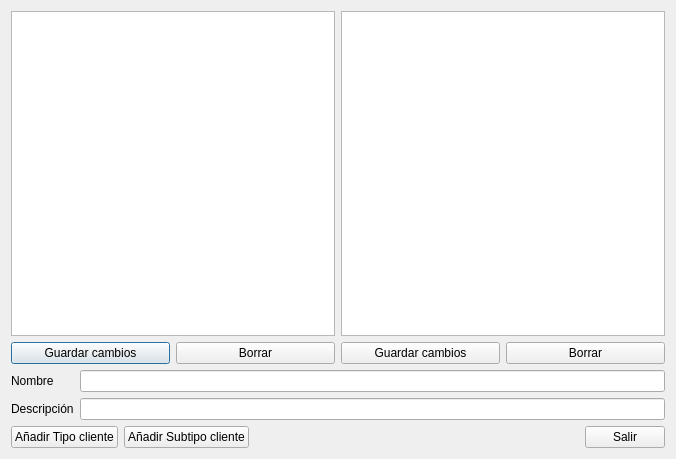
Above: app/ui/frmtipocliente.ui from MarcArtStudio3D/creative_ERP before the change. Below: the same form after it.
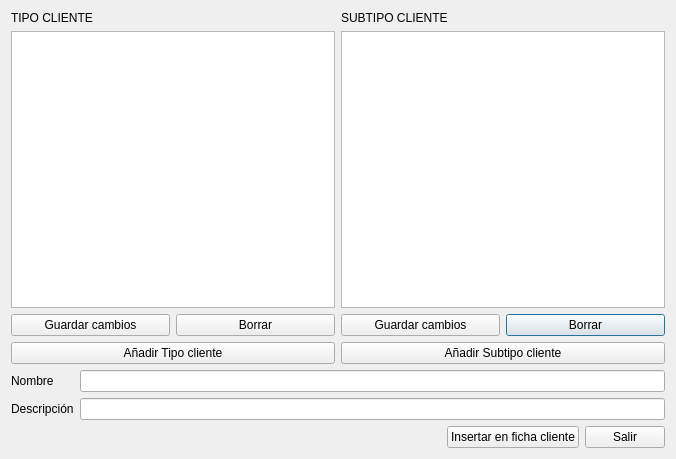
That is the form after the change.

What changed in the file:
```diff
--- a/app/ui/frmtipocliente.ui
+++ b/app/ui/frmtipocliente.ui
@@ -14,68 +14,70 @@
    <string>Tipos de Cliente</string>
   </property>
   <layout class="QGridLayout" name="gridLayout_4">
-   <item row="0" column="0">
-    <layout class="QGridLayout" name="gridLayout">
+   <item row="2" column="0" colspan="2">
+    <layout class="QGridLayout" name="gridLayout_3">
+     <item row="0" column="0">
+      <widget class="QLabel" name="label">
+       <property name="sizePolicy">
+        <sizepolicy hsizetype="Maximum" vsizetype="Preferred">
+         <horstretch>0</horstretch>
+         <verstretch>0</verstretch>
+        </sizepolicy>
+       </property>
+       <property name="text">
+        <string>Nombre</string>
+       </property>
+      </widget>
+     </item>
+     <item row="0" column="1">
+      <widget class="QLineEdit" name="txtNombre"/>
+     </item>
      <item row="1" column="0">
-      <widget class="QPushButton" name="btnEditarTipo">
+      <widget class="QLabel" name="label_2">
        <property name="text">
-        <string>Guardar cambios</string>
+        <string>Descripción</string>
        </property>
       </widget>
      </item>
      <item row="1" column="1">
-      <widget class="QPushButton" name="btnBorrarTipo">
-       <property name="text">
-        <string>Borrar</string>
-       </property>
-      </widget>
-     </item>
-     <item row="0" column="0" colspan="2">
-      <widget class="QListView" name="lista_tipos"/>
+      <widget class="QLineEdit" name="txtDesc"/>
      </item>
     </layout>
    </item>
    <item row="0" column="1">
     <layout class="QGridLayout" name="gridLayout_2">
-     <item row="1" column="0">
-      <widget class="QPushButton" name="btnEditarSubTipo">
-       <property name="text">
-        <string>Guardar cambios</string>
-       </property>
-      </widget>
-     </item>
-     <item row="1" column="1">
+     <item row="2" column="1">
       <widget class="QPushButton" name="btnBorrarSubTipo">
        <property name="text">
         <string>Borrar</string>
        </property>
       </widget>
      </item>
-     <item row="0" column="0" colspan="2">
+     <item row="2" column="0">
+      <widget class="QPushButton" name="btnEditarSubTipo">
+       <property name="text">
+        <string>Guardar cambios</string>
+       </property>
+      </widget>
+     </item>
+     <item row="1" column="0" colspan="2">
       <widget class="QListView" name="lista_subtipos"/>
      </item>
+     <item row="0" column="0">
+      <widget class="QLabel" name="label_4">
+       <property name="text">
+        <string>SUBTIPO CLIENTE</string>
+       </property>
+      </widget>
+     </item>
     </layout>
    </item>
-   <item row="2" column="0" colspan="2">
+   <item row="3" column="0" colspan="2">
     <layout class="QHBoxLayout" name="horizontalLayout">
-     <item>
-      <widget class="QPushButton" name="btnAddTipo">
-       <property name="text">
-        <string>Añadir Tipo cliente</string>
-       </property>
-      </widget>
-     </item>
-     <item>
-      <widget class="QPushButton" name="btnAddSubTipo">
-       <property name="text">
-        <string>Añadir Subtipo cliente</string>
-       </property>
-      </widget>
-     </item>
      <item>
       <spacer name="horizontalSpacer">
        <property name="orientation">
-        <enum>Qt::Horizontal</enum>
+        <enum>Qt::Orientation::Horizontal</enum>
        </property>
        <property name="sizeHint" stdset="0">
         <size>
@@ -85,6 +87,13 @@
        </property>
       </spacer>
      </item>
+     <item>
+      <widget class="QPushButton" name="btnInsertarenFichaCliente">
+       <property name="text">
+        <string>Insertar en ficha cliente</string>
+       </property>
+      </widget>
+     </item>
      <item>
       <widget class="QPushButton" name="pushButton_3">
        <property name="text">
@@ -94,36 +103,48 @@
      </item>
     </layout>
    </item>
-   <item row="1" column="0" colspan="2">
-    <layout class="QGridLayout" name="gridLayout_3">
+   <item row="0" column="0">
+    <layout class="QGridLayout" name="gridLayout">
+     <item row="1" column="0" colspan="2">
+      <widget class="QListView" name="lista_tipos"/>
+     </item>
+     <item row="2" column="1">
+      <widget class="QPushButton" name="btnBorrarTipo">
+       <property name="text">
+        <string>Borrar</string>
+       </property>
+      </widget>
+     </item>
+     <item row="2" column="0">
+      <widget class="QPushButton" name="btnEditarTipo">
+       <property name="text">
+        <string>Guardar cambios</string>
+       </property>
+      </widget>
+     </item>
      <item row="0" column="0">
-      <widget class="QLabel" name="label">
-       <property name="sizePolicy">
-        <sizepolicy hsizetype="Maximum" vsizetype="Preferred">
-         <horstretch>0</horstretch>
-         <verstretch>0</verstretch>
-        </sizepolicy>
-       </property>
+      <widget class="QLabel" name="label_3">
        <property name="text">
-        <string>Nombre</string>
+        <string>TIPO CLIENTE</string>
        </property>
       </widget>
      </item>
-     <item row="0" column="1">
-      <widget class="QLineEdit" name="txtNombre"/>
-     </item>
-     <item row="1" column="0">
-      <widget class="QLabel" name="label_2">
-       <property name="text">
-        <string>Descripción</string>
-       </property>
-      </widget>
-     </item>
-     <item row="1" column="1">
-      <widget class="QLineEdit" name="txtDesc"/>
-     </item>
     </layout>
    </item>
+   <item row="1" column="0">
+    <widget class="QPushButton" name="btnAddTipo">
+     <property name="text">
+      <string>Añadir Tipo cliente</string>
+     </property>
+    </widget>
+   </item>
+   <item row="1" column="1">
+    <widget class="QPushButton" name="btnAddSubTipo">
+     <property name="text">
+      <string>Añadir Subtipo cliente</string>
+     </property>
+    </widget>
+   </item>
   </layout>
  </widget>
  <resources/>
```
